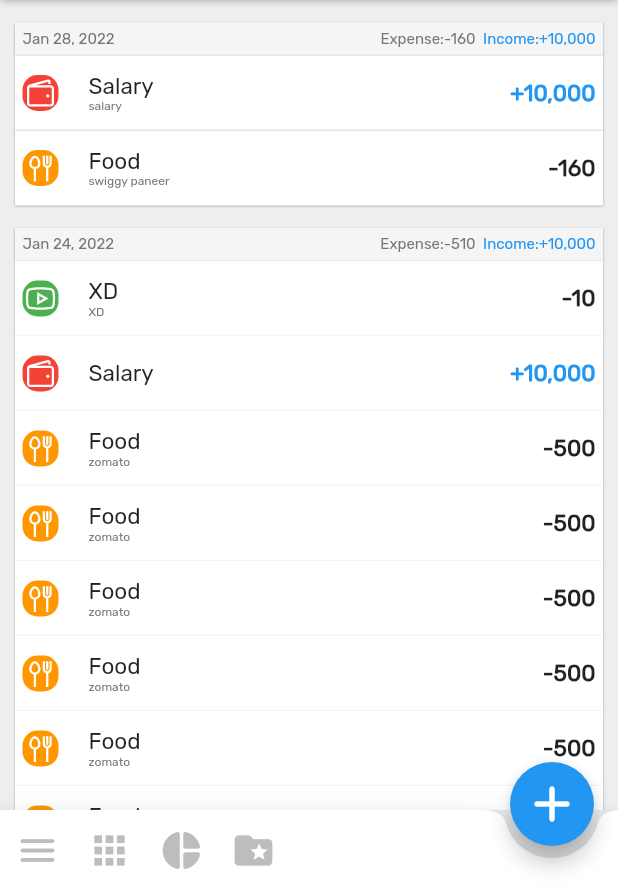
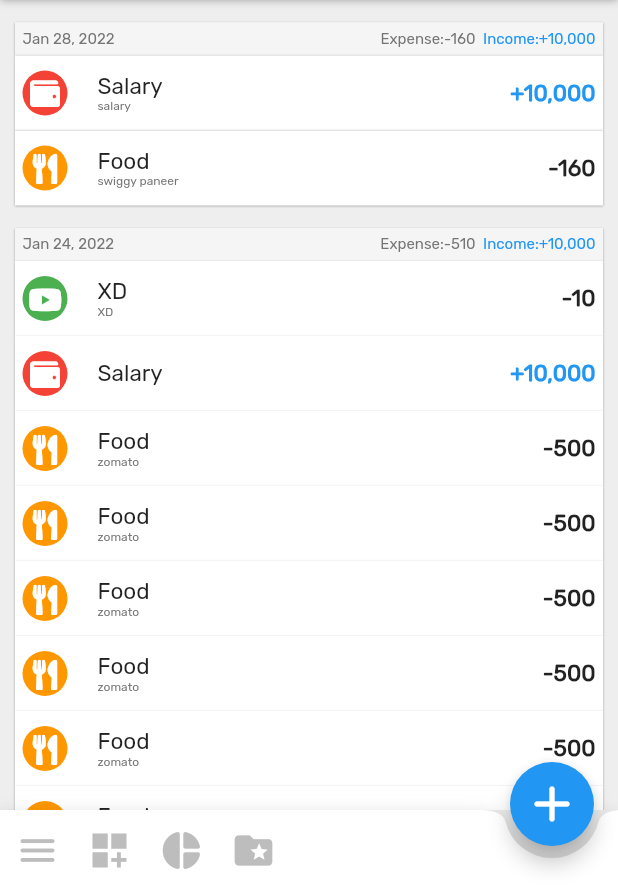
Before and after one commit to imcybergeek/budget, a Flutter app: the screen it shows after launch, on a phone screen of 412 x 824 dp, the part 342-1236 px from its top. Run offline on Flutter 3.47's test engine with Material 2 defaults, Android fonts, the phone set to English and light mode, and no system bars; drawn by our look-alikes of percent_indicator; our stand-ins replace font_awesome_flutter.

```diff
--- a/lib/main.dart
+++ b/lib/main.dart
@@ -1,6 +1,6 @@
 import 'package:flutter/material.dart';
+import 'package:font_awesome_flutter/font_awesome_flutter.dart';
 import 'package:flutter/services.dart';
-import 'package:line_icons/line_icons.dart';
 import 'package:percent_indicator/percent_indicator.dart';
 import 'route_generator.dart';
 
@@ -241,7 +241,7 @@ class _MyHomePageState extends State<MyHomePage> {
                     "+10,000",
                   ),
                   IO(
-                    LineIcons.wallet,
+                    FontAwesomeIcons.wallet,
                     Colors.red,
                     "Salary",
                     "salary",
@@ -249,7 +249,7 @@ class _MyHomePageState extends State<MyHomePage> {
                     income: true,
                   ),
                   IO(
-                    LineIcons.utensils,
+                    FontAwesomeIcons.utensils,
                     Colors.orange,
                     "Food",
                     "swiggy paneer",
@@ -261,14 +261,14 @@ class _MyHomePageState extends State<MyHomePage> {
                     "+10,000",
                   ),
                   IO(
-                    LineIcons.youtube,
+                    FontAwesomeIcons.youtube,
                     Colors.green,
                     "XD",
                     "XD",
                     "-10",
                   ),
                   IO(
-                    LineIcons.wallet,
+                    FontAwesomeIcons.wallet,
                     Colors.red,
                     "Salary",
                     "",
@@ -276,119 +276,119 @@ class _MyHomePageState extends State<MyHomePage> {
                     income: true,
                   ),
                   IO(
-                    LineIcons.utensils,
+                    FontAwesomeIcons.utensils,
                     Colors.orange,
                     "Food",
                     "zomato",
                     "-500",
                   ),
                   IO(
-                    LineIcons.utensils,
+                    FontAwesomeIcons.utensils,
                     Colors.orange,
                     "Food",
                     "zomato",
                     "-500",
                   ),
                   IO(
-                    LineIcons.utensils,
+                    FontAwesomeIcons.utensils,
                     Colors.orange,
                     "Food",
                     "zomato",
                     "-500",
                   ),
                   IO(
-                    LineIcons.utensils,
+                    FontAwesomeIcons.utensils,
                     Colors.orange,
                     "Food",
                     "zomato",
                     "-500",
                   ),
                   IO(
-                    LineIcons.utensils,
+                    FontAwesomeIcons.utensils,
                     Colors.orange,
                     "Food",
                     "zomato",
                     "-500",
                   ),
                   IO(
-                    LineIcons.utensils,
+                    FontAwesomeIcons.utensils,
                     Colors.orange,
                     "Food",
                     "zomato",
                     "-500",
                   ),
                   IO(
-                    LineIcons.utensils,
+                    FontAwesomeIcons.utensils,
                     Colors.orange,
                     "Food",
                     "zomato",
                     "-500",
                   ),
                   IO(
-                    LineIcons.utensils,
+                    FontAwesomeIcons.utensils,
                     Colors.orange,
                     "Food",
                     "zomato",
                     "-500",
                   ),
                   IO(
-                    LineIcons.utensils,
+                    FontAwesomeIcons.utensils,
                     Colors.orange,
                     "Food",
                     "zomato",
                     "-500",
                   ),
                   IO(
-                    LineIcons.utensils,
+                    FontAwesomeIcons.utensils,
                     Colors.orange,
                     "Food",
                     "zomato",
                     "-500",
                   ),
                   IO(
-                    LineIcons.utensils,
+                    FontAwesomeIcons.utensils,
                     Colors.orange,
                     "Food",
                     "zomato",
                     "-500",
                   ),
                   IO(
-                    LineIcons.utensils,
+                    FontAwesomeIcons.utensils,
                     Colors.orange,
                     "Food",
                     "zomato",
                     "-500",
                   ),
                   IO(
-                    LineIcons.utensils,
+                    FontAwesomeIcons.utensils,
                     Colors.orange,
                     "Food",
                     "zomato",
                     "-500",
                   ),
                   IO(
-                    LineIcons.utensils,
+                    FontAwesomeIcons.utensils,
                     Colors.orange,
                     "Food",
                     "zomato",
                     "-500",
                   ),
                   IO(
-                    LineIcons.utensils,
+                    FontAwesomeIcons.utensils,
                     Colors.orange,
                     "Food",
                     "zomato",
                     "-500",
                   ),
                   IO(
-                    LineIcons.utensils,
+                    FontAwesomeIcons.utensils,
                     Colors.orange,
                     "Food",
                     "zomato",
                     "-500",
                   ),
                   IO(
-                    LineIcons.utensils,
+                    FontAwesomeIcons.utensils,
                     Colors.orange,
                     "Food",
                     "zomato",
@@ -477,7 +477,7 @@ class _MyHomePageState extends State<MyHomePage> {
                       icon: Icons.menu_rounded,
                     ),
                     CustomIcon(
-                      icon: Icons.apps_rounded,
+                      icon: Icons.dashboard_customize,
                     ),
                     CustomIcon(
                       icon: Icons.pie_chart_rounded,
@@ -577,7 +577,15 @@ class IO extends StatelessWidget {
 
   @override
   Widget build(BuildContext context) {
-    return Container(
+    return GestureDetector(
+      onTap: () {
+        // Pushing a named route
+        Navigator.of(context).pushNamed(
+          '/third',
+          arguments: 'Hello there from the first page!',
+        );
+      },
+      child: Container(
         padding: EdgeInsets.fromLTRB(10, 0, 10, 0),
         child: Container(
           decoration: BoxDecoration(
@@ -595,10 +603,13 @@ class IO extends StatelessWidget {
             child: Row(
               children: [
                 Container(
+                  height: 30,
+                  width: 30,
                   decoration: BoxDecoration(
-                    color: color, borderRadius: BorderRadius.circular(10)),
+                      color: color, borderRadius: BorderRadius.circular(50)),
                   child: Icon(
                     icon,
+                    size: 20,
                     color: Colors.white,
                   ),
                 ),
@@ -628,6 +639,7 @@ class IO extends StatelessWidget {
                   weight: FontWeight.bold,
                 ),
               ],
+            ),
           ),
         ),
       ),
@@ -680,3 +692,19 @@ class CustomIcon extends StatelessWidget {
         onPressed: () {});
   }
 }
+
+class Div extends StatelessWidget {
+  const Div({
+    Key? key,
+  }) : super(key: key);
+
+  @override
+  Widget build(BuildContext context) {
+    return Padding(
+      padding: const EdgeInsets.only(left: 20, right: 20),
+      child: Divider(
+        height: 0.5,
+      ),
+    );
+  }
+}
--- a/lib/route_generator.dart
+++ b/lib/route_generator.dart
@@ -1,4 +1,5 @@
 import 'package:budget/screens/new_IO_screen.dart';
+import 'package:budget/screens/edit_IO_screen.dart';
 import 'package:flutter/material.dart';
 import 'package:budget/main.dart';
 
@@ -15,6 +16,19 @@ class RouteGenerator {
         if (args is String) {
           return MaterialPageRoute(
             builder: (_) => NewIOScreen(
+              data: args,
+            ),
+          );
+        }
+        // If args is not of the correct type, return an error page.
+        // You can also throw an exception while in development.
+        return _errorRoute();
+
+      case '/third':
+        // Validation of correct data type
+        if (args is String) {
+          return MaterialPageRoute(
+            builder: (_) => EditIOScreen(
               data: args,
             ),
           );
--- a/pubspec.yaml
+++ b/pubspec.yaml
@@ -30,7 +30,7 @@ dependencies:
   cupertino_icons: ^1.0.2
   flutter:
     sdk: flutter
-  line_icons:
+  font_awesome_flutter:
   percent_indicator:
 
 dev_dependencies:
```
Also changed, not shown: lib/screens/edit_IO_screen.dart (added, +161 -0 lines), lib/screens/new_IO_screen.dart (+16 -21 lines), pubspec.lock. Lines whose indentation alone changed are shown as unchanged.
